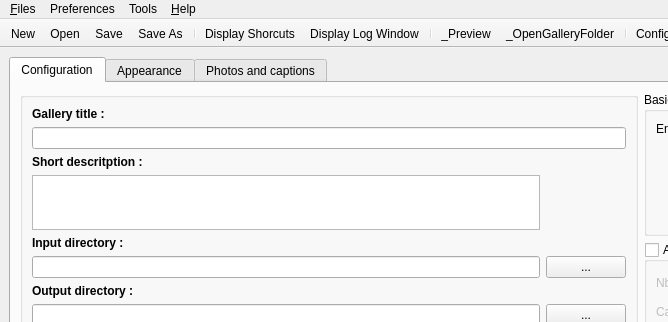
Before: the Qt Designer form src/ui/mainwin.ui in Pixinn/ezwebgallery, drawn with Qt 5; both pictures show x 0 to 668 and y 0 to 322 of the 850 by 700 pixel window.
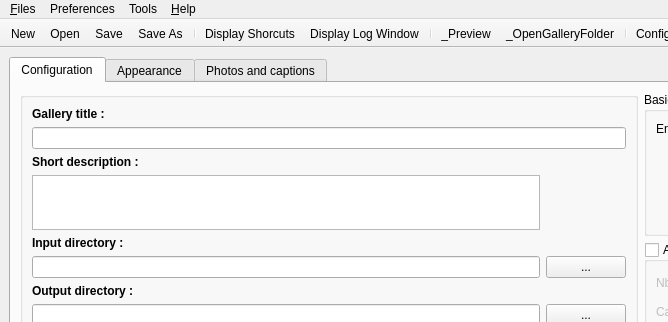
After: the same form once the commit is applied. Icons and pictures are not drawn. Custom widgets are drawn as their Qt base class.

```diff
--- a/src/ui/mainwin.ui
+++ b/src/ui/mainwin.ui
@@ -319,7 +319,7 @@
                   </font>
                  </property>
                  <property name="text">
-                  <string>Short descritption :</string>
+                  <string>Short description :</string>
                  </property>
                 </widget>
                </item>
```
